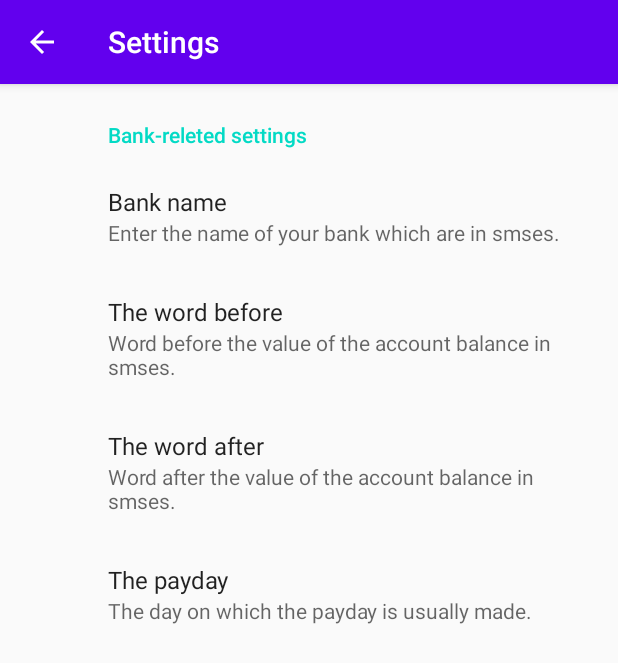
After one commit to RomanJunczys/MyExpenses, an Android app: the SettingsActivity screen opened directly, with no data from a screen before it, on a phone screen of 412 x 824 dp. The commit adds this screen. Shown: the top 663 px of the screen. Run offline under Robolectric (Android 15) with nearby library versions, the phone set to English and light mode, and no system bars; our stand-ins replace androidx.preference.

Commit message:
I've added settings activity
I have added setting activity with four main preferences edited in xml folder in root_preferences.xml file. The app do not use those preferences yet.

```diff
--- a/app/build.gradle
+++ b/app/build.gradle
@@ -60,6 +60,7 @@
 
     implementation 'androidx.appcompat:appcompat:1.1.0'
     implementation 'androidx.constraintlayout:constraintlayout:1.1.3'
+    implementation 'androidx.preference:preference:1.1.0-rc01'
     testImplementation 'junit:junit:4.12'
     androidTestImplementation 'androidx.test.ext:junit:1.1.1'
     androidTestImplementation 'androidx.test.espresso:espresso-core:3.2.0'
--- /dev/null
+++ b/app/src/main/java/pl/krakow/junczys/myexpenses/SettingsActivity.java
@@ -0,0 +1,45 @@
+package pl.krakow.junczys.myexpenses;
+
+import android.os.Bundle;
+import android.view.MenuItem;
+
+import androidx.appcompat.app.ActionBar;
+import androidx.appcompat.app.AppCompatActivity;
+import androidx.core.app.NavUtils;
+import androidx.preference.PreferenceFragmentCompat;
+
+public class SettingsActivity extends AppCompatActivity {
+
+    @Override
+    protected void onCreate(Bundle savedInstanceState) {
+        super.onCreate(savedInstanceState);
+        setContentView(R.layout.settings_activity);
+
+        getSupportFragmentManager()
+                .beginTransaction()
+                .replace(R.id.settings, new SettingsFragment())
+                .commit();
+
+        ActionBar actionBar = getSupportActionBar();
+        if (actionBar != null) {
+            actionBar.setDisplayHomeAsUpEnabled(true);
+        }
+    }
+
+    @Override
+    public boolean onOptionsItemSelected(MenuItem item) {
+        int id = item.getItemId();
+        if (id == android.R.id.home) {
+            NavUtils.navigateUpFromSameTask(this);
+        }
+        return super.onOptionsItemSelected(item);
+    }
+
+
+    public static class SettingsFragment extends PreferenceFragmentCompat {
+        @Override
+        public void onCreatePreferences(Bundle savedInstanceState, String rootKey) {
+            setPreferencesFromResource(R.xml.root_preferences, rootKey);
+        }
+    }
+}
--- /dev/null
+++ b/app/src/main/res/layout/settings_activity.xml
@@ -0,0 +1,9 @@
+<LinearLayout xmlns:android="http://schemas.android.com/apk/res/android"
+    android:layout_width="match_parent"
+    android:layout_height="match_parent">
+
+    <FrameLayout
+        android:id="@+id/settings"
+        android:layout_width="match_parent"
+        android:layout_height="match_parent" />
+</LinearLayout>
--- /dev/null
+++ b/app/src/main/res/xml/root_preferences.xml
@@ -0,0 +1,36 @@
+<PreferenceScreen xmlns:android="http://schemas.android.com/apk/res/android"
+    xmlns:app="http://schemas.android.com/apk/res-auto">
+
+    <PreferenceCategory android:title="@string/str_bank_related_settings">
+
+        <EditTextPreference
+            android:defaultValue="Alior Bank"
+            android:key="key_bank_name_preference"
+            android:selectAllOnFocus="true"
+            android:singleLine="true"
+            android:summary="Enter the name of your bank which are in smses."
+            android:title="@string/str_bank_name_preference" />
+        <EditTextPreference
+            android:defaultValue="wynosi "
+            android:key="key_word_before_value_preference"
+            android:selectAllOnFocus="true"
+            android:singleLine="true"
+            android:summary="Word before the value of the account balance in smses."
+            android:title="The word before" />
+        <EditTextPreference
+            android:defaultValue=" PLN"
+            android:key="key_word_after_value_preference"
+            android:selectAllOnFocus="true"
+            android:singleLine="true"
+            android:summary="Word after the value of the account balance in smses."
+            android:title="The word after" />
+        <EditTextPreference
+            android:defaultValue="26"
+            android:key="key_payday_preference"
+            android:selectAllOnFocus="true"
+            android:singleLine="true"
+            android:summary="The day on which the payday is usually made."
+            android:title="The payday" />
+    </PreferenceCategory>
+
+</PreferenceScreen>
```
Also changed, not shown: app/src/main/AndroidManifest.xml (+11 -2 lines), app/src/main/java/pl/krakow/junczys/myexpenses/MainActivity.java (+21 -0 lines), app/src/main/res/menu/settings_menu.xml (added, +7 -0 lines), app/src/main/res/values/arrays.xml (added, +12 -0 lines), app/src/main/res/values/strings.xml (+17 -0 lines).
